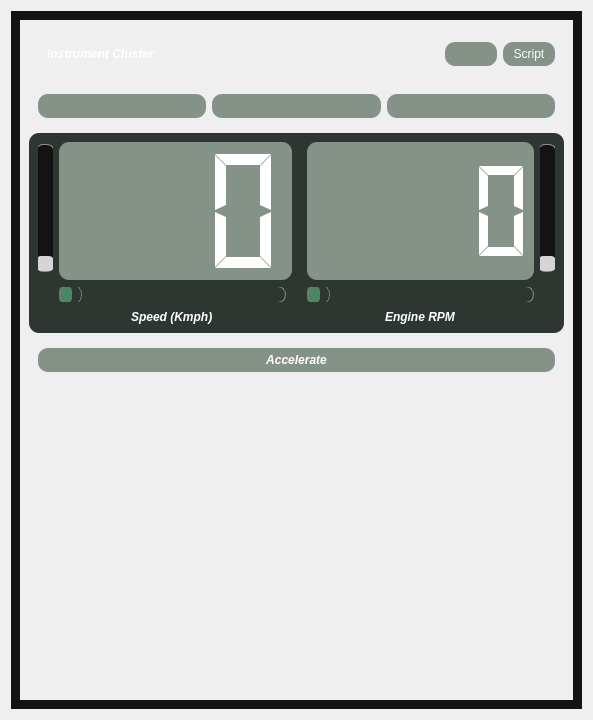
Old version of the form ui/IC.ui in the repository suchinton/AGL_Demo_Control_Panel.
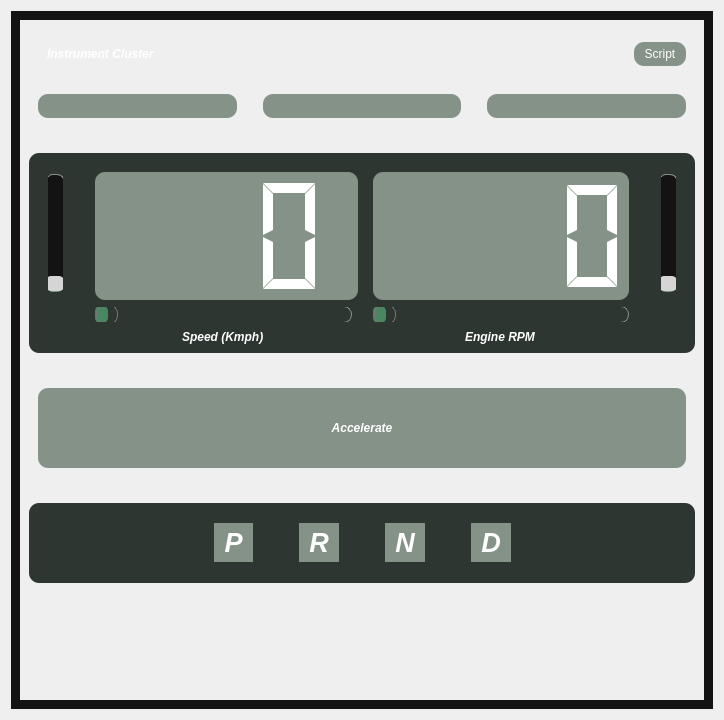
New version of the form. Icons and pictures are not drawn.

Commit message: added gear selection buttons and improved spacing of elements

The edit to the form file:
```diff
--- a/ui/IC.ui
+++ b/ui/IC.ui
@@ -6,7 +6,7 @@
    <rect>
     <x>0</x>
     <y>0</y>
-    <width>593</width>
+    <width>724</width>
     <height>720</height>
    </rect>
   </property>
@@ -17,7 +17,7 @@
    <string notr="true">*{
 	border: none;
 	background-color: transparent;
-	background: none;
+	background: none; 
 	padding: 0;
 	margin: 0;
 	color: #fff;
@@ -128,6 +128,20 @@
 QLCDNumber {
 	background: #859287; /* light green */
 	border-radius: 10px;
+}
+
+#gearSelector {
+	background: #2E3632 ; /* dark green */
+	border-radius: 10px;
+}
+
+#gearSelector QPushButton {
+	padding: 4px 10px;
+	border-radius: 20px;
+}
+
+#gearSelector QPushButton:checked {
+    background-color: #965D62 ; /* red */
 }</string>
   </property>
   <layout class="QVBoxLayout" name="verticalLayout">
@@ -156,7 +170,7 @@
           <rect>
            <x>0</x>
            <y>0</y>
-           <width>569</width>
+           <width>700</width>
            <height>696</height>
           </rect>
          </property>
@@ -218,23 +232,6 @@
                </layout>
               </widget>
              </item>
-             <item>
-              <widget class="QPushButton" name="reconnectBtn">
-               <property name="text">
-                <string/>
-               </property>
-               <property name="icon">
-                <iconset resource="../assets/res.qrc">
-                 <normaloff>:/icons/feather/refresh-ccw.svg</normaloff>:/icons/feather/refresh-ccw.svg</iconset>
-               </property>
-               <property name="iconSize">
-                <size>
-                 <width>30</width>
-                 <height>30</height>
-                </size>
-               </property>
-              </widget>
-             </item>
              <item>
               <widget class="QPushButton" name="scriptBtn">
                <property name="text">
@@ -282,6 +279,56 @@
              <enum>QFrame::Raised</enum>
             </property>
             <layout class="QGridLayout" name="gridLayout_2">
+             <item row="0" column="2">
+              <widget class="QPushButton" name="hazardBtn">
+               <property name="text">
+                <string/>
+               </property>
+               <property name="icon">
+                <iconset resource="../assets/res.qrc">
+                 <normaloff>:/Images/Images/hazard.png</normaloff>:/Images/Images/hazard.png</iconset>
+               </property>
+               <property name="iconSize">
+                <size>
+                 <width>60</width>
+                 <height>60</height>
+                </size>
+               </property>
+              </widget>
+             </item>
+             <item row="0" column="4">
+              <widget class="QPushButton" name="rightIndicatorBtn">
+               <property name="text">
+                <string/>
+               </property>
+               <property name="icon">
+                <iconset resource="../assets/res.qrc">
+                 <normaloff>:/Images/Images/right.png</normaloff>:/Images/Images/right.png</iconset>
+               </property>
+               <property name="iconSize">
+                <size>
+                 <width>60</width>
+                 <height>60</height>
+                </size>
+               </property>
+              </widget>
+             </item>
+             <item row="0" column="1">
+              <spacer name="horizontalSpacer_3">
+               <property name="orientation">
+                <enum>Qt::Horizontal</enum>
+               </property>
+               <property name="sizeType">
+                <enum>QSizePolicy::Fixed</enum>
+               </property>
+               <property name="sizeHint" stdset="0">
+                <size>
+                 <width>20</width>
+                 <height>20</height>
+                </size>
+               </property>
+              </spacer>
+             </item>
              <item row="0" column="0">
               <widget class="QPushButton" name="leftIndicatorBtn">
                <property name="acceptDrops">
@@ -311,43 +358,41 @@
                </property>
               </widget>
              </item>
-             <item row="0" column="1">
-              <widget class="QPushButton" name="hazardBtn">
-               <property name="text">
-                <string/>
+             <item row="0" column="3">
+              <spacer name="horizontalSpacer_4">
+               <property name="orientation">
+                <enum>Qt::Horizontal</enum>
                </property>
-               <property name="icon">
-                <iconset resource="../assets/res.qrc">
-                 <normaloff>:/Images/Images/hazard.png</normaloff>:/Images/Images/hazard.png</iconset>
+               <property name="sizeType">
+                <enum>QSizePolicy::Fixed</enum>
                </property>
-               <property name="iconSize">
+               <property name="sizeHint" stdset="0">
                 <size>
-                 <width>60</width>
-                 <height>60</height>
+                 <width>20</width>
+                 <height>20</height>
                 </size>
                </property>
-              </widget>
-             </item>
-             <item row="0" column="2">
-              <widget class="QPushButton" name="rightIndicatorBtn">
-               <property name="text">
-                <string/>
-               </property>
-               <property name="icon">
-                <iconset resource="../assets/res.qrc">
-                 <normaloff>:/Images/Images/right.png</normaloff>:/Images/Images/right.png</iconset>
-               </property>
-               <property name="iconSize">
-                <size>
-                 <width>60</width>
-                 <height>60</height>
-                </size>
-               </property>
-              </widget>
+              </spacer>
              </item>
             </layout>
            </widget>
           </item>
+          <item>
+           <spacer name="verticalSpacer_4">
+            <property name="orientation">
+             <enum>Qt::Vertical</enum>
+            </property>
+            <property name="sizeType">
+             <enum>QSizePolicy::Fixed</enum>
+            </property>
+            <property name="sizeHint" stdset="0">
+             <size>
+              <width>20</width>
+              <height>20</height>
+             </size>
+            </property>
+           </spacer>
+          </item>
           <item alignment="Qt::AlignTop">
            <widget class="QFrame" name="frame_1">
             <property name="sizePolicy">
@@ -375,14 +420,17 @@
              <enum>QFrame::Raised</enum>
             </property>
             <layout class="QGridLayout" name="gridLayout">
-             <item row="3" column="4">
-              <widget class="QSlider" name="RPM_slider">
-               <property name="orientation">
-                <enum>Qt::Horizontal</enum>
+             <item row="3" column="1">
+              <widget class="QLabel" name="label_2">
+               <property name="text">
+                <string/>
+               </property>
+               <property name="pixmap">
+                <pixmap resource="../assets/res.qrc">:/icons/feather/thermometer.svg</pixmap>
                </property>
               </widget>
              </item>
-             <item row="4" column="4" alignment="Qt::AlignHCenter">
+             <item row="4" column="6" alignment="Qt::AlignHCenter">
               <widget class="QLabel" name="label_5">
                <property name="font">
                 <font>
@@ -396,46 +444,30 @@
                </property>
               </widget>
              </item>
-             <item row="1" column="4" rowspan="2">
-              <widget class="QLCDNumber" name="RPM_monitor">
-               <property name="frameShape">
-                <enum>QFrame::NoFrame</enum>
+             <item row="1" column="5" rowspan="4">
+              <widget class="Line" name="line">
+               <property name="orientation">
+                <enum>Qt::Vertical</enum>
                </property>
-               <property name="digitCount">
-                <number>4</number>
-               </property>
-               <property name="segmentStyle">
-                <enum>QLCDNumber::Flat</enum>
-               </property>
               </widget>
              </item>
-             <item row="1" column="1" rowspan="2" colspan="2">
-              <widget class="QLCDNumber" name="Speed_monitor">
-               <property name="font">
-                <font>
-                 <weight>50</weight>
-                 <italic>false</italic>
-                 <bold>false</bold>
-                </font>
+             <item row="1" column="2">
+              <spacer name="horizontalSpacer_5">
+               <property name="orientation">
+                <enum>Qt::Horizontal</enum>
                </property>
-               <property name="layoutDirection">
-                <enum>Qt::LeftToRight</enum>
+               <property name="sizeType">
+                <enum>QSizePolicy::Fixed</enum>
                </property>
-               <property name="frameShape">
-                <enum>QFrame::NoFrame</enum>
+               <property name="sizeHint" stdset="0">
+                <size>
+                 <width>20</width>
+                 <height>20</height>
+                </size>
                </property>
-               <property name="smallDecimalPoint">
-                <bool>false</bool>
-               </property>
-               <property name="digitCount">
-                <number>3</number>
-               </property>
-               <property name="segmentStyle">
-                <enum>QLCDNumber::Flat</enum>
-               </property>
-              </widget>
+              </spacer>
              </item>
-             <item row="3" column="1">
+             <item row="3" column="3">
               <widget class="QSlider" name="Speed_slider">
                <property name="font">
                 <font>
@@ -457,69 +489,14 @@
                </property>
               </widget>
              </item>
-             <item row="1" column="3" rowspan="4">
-              <widget class="Line" name="line">
+             <item row="3" column="6">
+              <widget class="QSlider" name="RPM_slider">
                <property name="orientation">
-                <enum>Qt::Vertical</enum>
+                <enum>Qt::Horizontal</enum>
                </property>
               </widget>
              </item>
-             <item row="1" column="0">
-              <widget class="QSlider" name="coolantTemp_slider">
-               <property name="orientation">
-                <enum>Qt::Vertical</enum>
-               </property>
-              </widget>
-             </item>
-             <item row="4" column="1" alignment="Qt::AlignHCenter">
-              <widget class="QLabel" name="label_4">
-               <property name="font">
-                <font>
-                 <weight>75</weight>
-                 <italic>true</italic>
-                 <bold>true</bold>
-                </font>
-               </property>
-               <property name="text">
-                <string>Speed (Kmph)</string>
-               </property>
-              </widget>
-             </item>
-             <item row="1" column="5">
-              <widget class="QSlider" name="fuelLevel_slider">
-               <property name="font">
-                <font>
-                 <kerning>true</kerning>
-                </font>
-               </property>
-               <property name="sliderPosition">
-                <number>0</number>
-               </property>
-               <property name="orientation">
-                <enum>Qt::Vertical</enum>
-               </property>
-               <property name="invertedAppearance">
-                <bool>false</bool>
-               </property>
-               <property name="invertedControls">
-                <bool>false</bool>
-               </property>
-               <property name="tickPosition">
-                <enum>QSlider::NoTicks</enum>
-               </property>
-              </widget>
-             </item>
-             <item row="3" column="0">
-              <widget class="QLabel" name="label_2">
-               <property name="text">
-                <string/>
-               </property>
-               <property name="pixmap">
-                <pixmap resource="../assets/res.qrc">:/icons/feather/thermometer.svg</pixmap>
-               </property>
-              </widget>
-             </item>
-             <item row="3" column="5">
+             <item row="3" column="8">
               <widget class="QLabel" name="label_3">
                <property name="sizePolicy">
                 <sizepolicy hsizetype="Preferred" vsizetype="Preferred">
@@ -546,9 +523,173 @@
                </property>
               </widget>
              </item>
+             <item row="1" column="6" rowspan="2">
+              <widget class="QLCDNumber" name="RPM_monitor">
+               <property name="frameShape">
+                <enum>QFrame::NoFrame</enum>
+               </property>
+               <property name="digitCount">
+                <number>4</number>
+               </property>
+               <property name="segmentStyle">
+                <enum>QLCDNumber::Flat</enum>
+               </property>
+              </widget>
+             </item>
+             <item row="1" column="3" rowspan="2" colspan="2">
+              <widget class="QLCDNumber" name="Speed_monitor">
+               <property name="font">
+                <font>
+                 <weight>50</weight>
+                 <italic>false</italic>
+                 <bold>false</bold>
+                </font>
+               </property>
+               <property name="layoutDirection">
+                <enum>Qt::LeftToRight</enum>
+               </property>
+               <property name="frameShape">
+                <enum>QFrame::NoFrame</enum>
+               </property>
+               <property name="smallDecimalPoint">
+                <bool>false</bool>
+               </property>
+               <property name="digitCount">
+                <number>3</number>
+               </property>
+               <property name="segmentStyle">
+                <enum>QLCDNumber::Flat</enum>
+               </property>
+              </widget>
+             </item>
+             <item row="1" column="8">
+              <widget class="QSlider" name="fuelLevel_slider">
+               <property name="font">
+                <font>
+                 <kerning>true</kerning>
+                </font>
+               </property>
+               <property name="sliderPosition">
+                <number>0</number>
+               </property>
+               <property name="orientation">
+                <enum>Qt::Vertical</enum>
+               </property>
+               <property name="invertedAppearance">
+                <bool>false</bool>
+               </property>
+               <property name="invertedControls">
+                <bool>false</bool>
+               </property>
+               <property name="tickPosition">
+                <enum>QSlider::NoTicks</enum>
+               </property>
+              </widget>
+             </item>
+             <item row="1" column="7">
+              <spacer name="horizontalSpacer_6">
+               <property name="orientation">
+                <enum>Qt::Horizontal</enum>
+               </property>
+               <property name="sizeType">
+                <enum>QSizePolicy::Fixed</enum>
+               </property>
+               <property name="sizeHint" stdset="0">
+                <size>
+                 <width>20</width>
+                 <height>20</height>
+                </size>
+               </property>
+              </spacer>
+             </item>
+             <item row="1" column="0">
+              <spacer name="horizontalSpacer_10">
+               <property name="orientation">
+                <enum>Qt::Horizontal</enum>
+               </property>
+               <property name="sizeType">
+                <enum>QSizePolicy::Fixed</enum>
+               </property>
+               <property name="sizeHint" stdset="0">
+                <size>
+                 <width>10</width>
+                 <height>20</height>
+                </size>
+               </property>
+              </spacer>
+             </item>
+             <item row="0" column="1" colspan="8">
+              <spacer name="verticalSpacer_5">
+               <property name="orientation">
+                <enum>Qt::Vertical</enum>
+               </property>
+               <property name="sizeType">
+                <enum>QSizePolicy::Fixed</enum>
+               </property>
+               <property name="sizeHint" stdset="0">
+                <size>
+                 <width>20</width>
+                 <height>10</height>
+                </size>
+               </property>
+              </spacer>
+             </item>
+             <item row="1" column="1">
+              <widget class="QSlider" name="coolantTemp_slider">
+               <property name="orientation">
+                <enum>Qt::Vertical</enum>
+               </property>
+              </widget>
+             </item>
+             <item row="4" column="3" alignment="Qt::AlignHCenter">
+              <widget class="QLabel" name="label_4">
+               <property name="font">
+                <font>
+                 <weight>75</weight>
+                 <italic>true</italic>
+                 <bold>true</bold>
+                </font>
+               </property>
+               <property name="text">
+                <string>Speed (Kmph)</string>
+               </property>
+              </widget>
+             </item>
+             <item row="1" column="9">
+              <spacer name="horizontalSpacer_11">
+               <property name="orientation">
+                <enum>Qt::Horizontal</enum>
+               </property>
+               <property name="sizeType">
+                <enum>QSizePolicy::Fixed</enum>
+               </property>
+               <property name="sizeHint" stdset="0">
+                <size>
+                 <width>10</width>
+                 <height>20</height>
+                </size>
+               </property>
+              </spacer>
+             </item>
             </layout>
            </widget>
           </item>
+          <item>
+           <spacer name="verticalSpacer_2">
+            <property name="orientation">
+             <enum>Qt::Vertical</enum>
+            </property>
+            <property name="sizeType">
+             <enum>QSizePolicy::Fixed</enum>
+            </property>
+            <property name="sizeHint" stdset="0">
+             <size>
+              <width>20</width>
+              <height>20</height>
+             </size>
+            </property>
+           </spacer>
+          </item>
           <item alignment="Qt::AlignTop">
            <widget class="QFrame" name="frame_2">
             <property name="frameShape">
@@ -560,6 +701,12 @@
             <layout class="QVBoxLayout" name="verticalLayout_3">
              <item>
               <widget class="QPushButton" name="accelerationBtn">
+               <property name="minimumSize">
+                <size>
+                 <width>0</width>
+                 <height>80</height>
+                </size>
+               </property>
                <property name="font">
                 <font>
                  <weight>75</weight>
@@ -581,6 +728,195 @@
                 </size>
                </property>
               </widget>
+             </item>
+             <item>
+              <spacer name="verticalSpacer_3">
+               <property name="orientation">
+                <enum>Qt::Vertical</enum>
+               </property>
+               <property name="sizeType">
+                <enum>QSizePolicy::Fixed</enum>
+               </property>
+               <property name="sizeHint" stdset="0">
+                <size>
+                 <width>20</width>
+                 <height>20</height>
+                </size>
+               </property>
+              </spacer>
+             </item>
+            </layout>
+           </widget>
+          </item>
+          <item alignment="Qt::AlignTop">
+           <widget class="QFrame" name="gearSelector">
+            <property name="minimumSize">
+             <size>
+              <width>0</width>
+              <height>80</height>
+             </size>
+            </property>
+            <property name="frameShape">
+             <enum>QFrame::StyledPanel</enum>
+            </property>
+            <property name="frameShadow">
+             <enum>QFrame::Raised</enum>
+            </property>
+            <layout class="QHBoxLayout" name="horizontalLayout_4">
+             <item>
+              <spacer name="horizontalSpacer">
+               <property name="orientation">
+                <enum>Qt::Horizontal</enum>
+               </property>
+               <property name="sizeHint" stdset="0">
+                <size>
+                 <width>167</width>
+                 <height>20</height>
+                </size>
+               </property>
+              </spacer>
+             </item>
+             <item>
+              <widget class="QPushButton" name="parkBtn">
+               <property name="font">
+                <font>
+                 <pointsize>20</pointsize>
+                 <weight>75</weight>
+                 <italic>true</italic>
+                 <bold>true</bold>
+                </font>
+               </property>
+               <property name="text">
+                <string>P</string>
+               </property>
+               <property name="iconSize">
+                <size>
+                 <width>16</width>
+                 <height>16</height>
+                </size>
+               </property>
+               <property name="checkable">
+                <bool>true</bool>
+               </property>
+               <property name="checked">
+                <bool>false</bool>
+               </property>
+              </widget>
+             </item>
+             <item>
+              <spacer name="horizontalSpacer_7">
+               <property name="orientation">
+                <enum>Qt::Horizontal</enum>
+               </property>
+               <property name="sizeType">
+                <enum>QSizePolicy::Fixed</enum>
+               </property>
+               <property name="sizeHint" stdset="0">
+                <size>
+                 <width>40</width>
+                 <height>20</height>
+                </size>
+               </property>
+              </spacer>
+             </item>
+             <item>
+              <widget class="QPushButton" name="reverseBtn">
+               <property name="font">
+                <font>
+                 <pointsize>20</pointsize>
+                 <weight>75</weight>
+                 <italic>true</italic>
+                 <bold>true</bold>
+                </font>
+               </property>
+               <property name="text">
+                <string>R</string>
+               </property>
+               <property name="checkable">
+                <bool>true</bool>
+               </property>
+              </widget>
+             </item>
+             <item>
+              <spacer name="horizontalSpacer_8">
+               <property name="orientation">
+                <enum>Qt::Horizontal</enum>
+               </property>
+               <property name="sizeType">
+                <enum>QSizePolicy::Fixed</enum>
+               </property>
+               <property name="sizeHint" stdset="0">
+                <size>
+                 <width>40</width>
+                 <height>20</height>
+                </size>
+               </property>
+              </spacer>
+             </item>
+             <item>
+              <widget class="QPushButton" name="neutralBtn">
+               <property name="font">
+                <font>
+                 <pointsize>20</pointsize>
+                 <weight>75</weight>
+                 <italic>true</italic>
+                 <bold>true</bold>
+                </font>
+               </property>
+               <property name="text">
+                <string>N</string>
+               </property>
+               <property name="checkable">
+                <bool>true</bool>
+               </property>
+              </widget>
+             </item>
+             <item>
+              <spacer name="horizontalSpacer_9">
+               <property name="orientation">
+                <enum>Qt::Horizontal</enum>
+               </property>
+               <property name="sizeType">
+                <enum>QSizePolicy::Fixed</enum>
+               </property>
+               <property name="sizeHint" stdset="0">
+                <size>
+                 <width>40</width>
+                 <height>20</height>
+                </size>
+               </property>
+              </spacer>
+             </item>
+             <item>
+              <widget class="QPushButton" name="driveBtn">
+               <property name="font">
+                <font>
+                 <pointsize>20</pointsize>
+                 <weight>75</weight>
+                 <italic>true</italic>
+                 <bold>true</bold>
+                </font>
+               </property>
+               <property name="text">
+                <string>D</string>
+               </property>
+               <property name="checkable">
+                <bool>true</bool>
+               </property>
+              </widget>
+             </item>
+             <item>
+              <spacer name="horizontalSpacer_2">
+               <property name="orientation">
+                <enum>Qt::Horizontal</enum>
+               </property>
+               <property name="sizeHint" stdset="0">
+                <size>
+                 <width>168</width>
+                 <height>20</height>
+                </size>
+               </property>
+              </spacer>
              </item>
             </layout>
            </widget>
```
Left out of the diff: 10 changed lines with no effect on the pictures. The commit also changes 2 other files.
